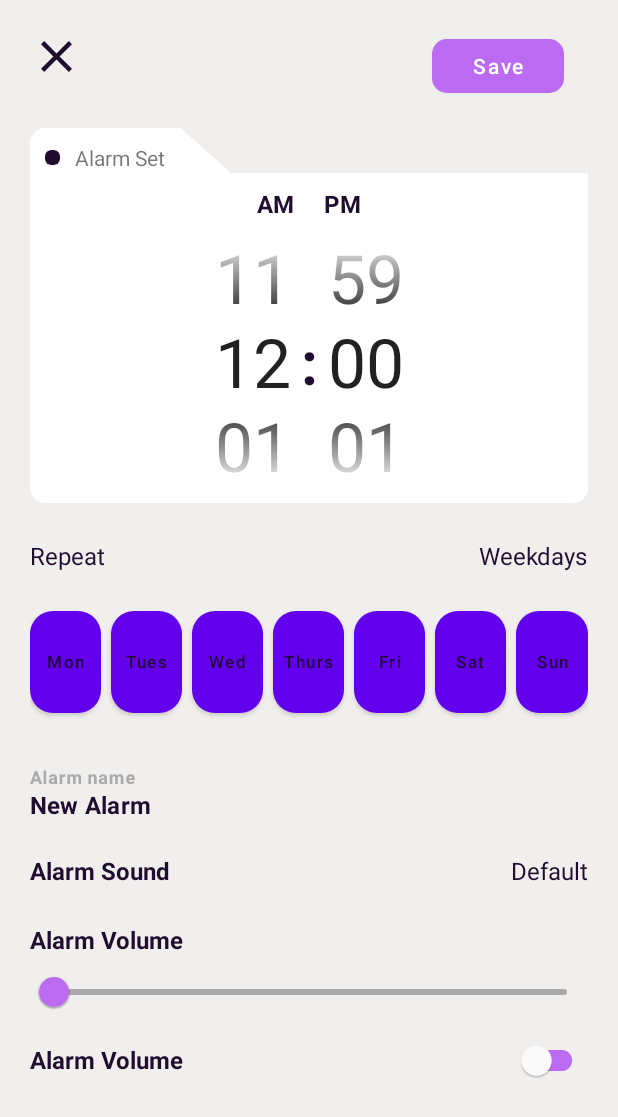
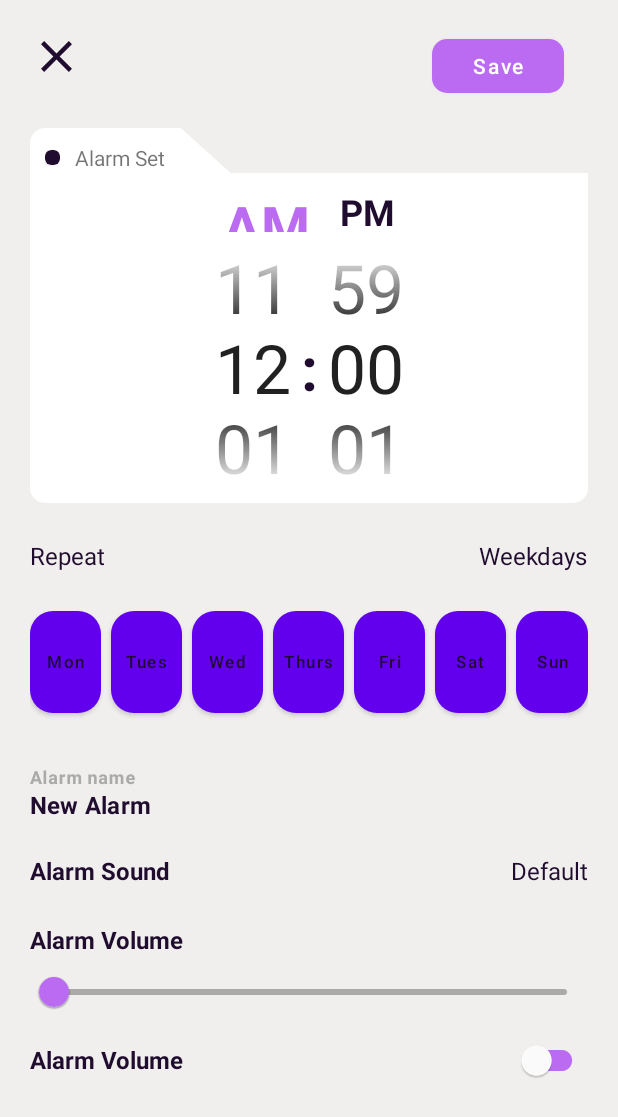
Before and after one commit to Abu-muhab/smart_alarm, an Android app: the AddAlarmFragment screen opened through its navigation route, on a phone screen of 412 x 824 dp. Shown: the top 1117 px of the screen. Run offline under Robolectric (Android 15) with nearby library versions, the light colour scheme and no system bars; our stand-ins replace data binding; 1 statement that could not run was skipped.

Commit message:
AddAlarmViewModel implementation

```diff
--- a/app/src/main/java/com/abumuhab/smartalarm/fragments/AddAlarmFragment.kt
+++ b/app/src/main/java/com/abumuhab/smartalarm/fragments/AddAlarmFragment.kt
@@ -9,19 +9,29 @@ import android.widget.LinearLayout
 import androidx.appcompat.app.AppCompatActivity
 import androidx.core.view.children
 import androidx.core.view.get
+import androidx.databinding.DataBindingUtil
+import androidx.lifecycle.ViewModelProvider
 import androidx.navigation.findNavController
+import com.abumuhab.smartalarm.R
 import com.abumuhab.smartalarm.databinding.FragmentAddAlarmBinding
 import com.abumuhab.smartalarm.databinding.WeekdayCardBinding
 import com.abumuhab.smartalarm.util.hideSoftKeyboard
+import com.abumuhab.smartalarm.viewmodels.AddAlarmViewModel
 
 class AddAlarmFragment : Fragment() {
-
+    private lateinit var viewModel: AddAlarmViewModel
     override fun onCreateView(
         inflater: LayoutInflater, container: ViewGroup?,
         savedInstanceState: Bundle?
     ): View {
         (activity as AppCompatActivity).supportActionBar?.hide()
-        val binding = FragmentAddAlarmBinding.inflate(inflater, container, false)
+        val binding: FragmentAddAlarmBinding = DataBindingUtil.inflate(
+            inflater,
+            R.layout.fragment_add_alarm, container, false
+        )
+
+        viewModel = ViewModelProvider(this).get(AddAlarmViewModel::class.java)
+        binding.viewModel = viewModel
 
         binding.addAlarmContainer.setOnClickListener {
             hideSoftKeyboard(requireContext(), it)
--- /dev/null
+++ b/app/src/main/java/com/abumuhab/smartalarm/viewmodels/AddAlarmViewModel.kt
@@ -0,0 +1,19 @@
+package com.abumuhab.smartalarm.viewmodels
+
+import androidx.lifecycle.LiveData
+import androidx.lifecycle.MutableLiveData
+import androidx.lifecycle.ViewModel
+
+class AddAlarmViewModel :ViewModel() {
+    private val _isAM = MutableLiveData<Boolean>()
+    val isAM: LiveData<Boolean>
+        get()=_isAM
+
+    init {
+        _isAM.value=true
+    }
+
+    fun setAM(value: Boolean){
+        _isAM.value = value
+    }
+}
--- a/app/src/main/res/layout/fragment_add_alarm.xml
+++ b/app/src/main/res/layout/fragment_add_alarm.xml
@@ -2,6 +2,13 @@
 <layout xmlns:android="http://schemas.android.com/apk/res/android"
     xmlns:app="http://schemas.android.com/apk/res-auto"
     xmlns:tools="http://schemas.android.com/tools">
+
+    <data>
+
+        <variable
+            name="viewModel"
+            type="com.abumuhab.smartalarm.viewmodels.AddAlarmViewModel" />
+    </data>
 
     <ScrollView
         android:layout_width="match_parent"
@@ -128,11 +135,15 @@
                     <TextView
                         android:id="@+id/textView100"
                         android:layout_width="wrap_content"
-                        android:layout_height="wrap_content"
+                        android:layout_height="50dp"
+                        android:clickable="true"
+                        android:focusable="true"
+                        android:gravity="center_vertical"
+                        android:onClick="@{()->viewModel.setAM(true)}"
                         android:padding="10dp"
                         android:text="AM"
-                        android:textColor="@color/primaryColorDark"
-                        android:textSize="16sp"
+                        android:textColor="@{viewModel.isAM?@color/primaryColorLight:@color/primaryColorDark}"
+                        android:textSize="@{viewModel.isAM?@dimen/sp_25:@dimen/sp_16}"
                         android:textStyle="bold"
                         app:layout_constraintEnd_toStartOf="@+id/textView1001"
                         app:layout_constraintHorizontal_bias="0.5"
@@ -143,17 +154,23 @@
                     <TextView
                         android:id="@+id/textView1001"
                         android:layout_width="wrap_content"
-                        android:layout_height="wrap_content"
+                        android:layout_height="50dp"
+                        android:clickable="true"
+                        android:focusable="true"
+                        android:gravity="center_vertical"
+                        android:onClick="@{()->viewModel.setAM(false)}"
                         android:padding="10dp"
                         android:text="PM"
-                        android:textColor="@color/primaryColorDark"
-                        android:textSize="16sp"
+                        android:textColor="@{viewModel.isAM?@color/primaryColorDark:@color/primaryColorLight}"
+                        android:textSize="@{viewModel.isAM?@dimen/sp_16:@dimen/sp_25}"
                         android:textStyle="bold"
                         app:layout_constraintBottom_toBottomOf="@+id/textView100"
                         app:layout_constraintEnd_toEndOf="parent"
                         app:layout_constraintHorizontal_bias="0.5"
                         app:layout_constraintStart_toEndOf="@+id/textView100"
-                        app:layout_constraintTop_toTopOf="@+id/textView100" />
+                        app:layout_constraintTop_toTopOf="@+id/textView100"
+                        tools:textColor="@color/primaryColorLight"
+                        tools:textSize="@dimen/sp_25" />
                 </androidx.constraintlayout.widget.ConstraintLayout>
             </com.abumuhab.smartalarm.FolderCutLinearLayout>
 
--- /dev/null
+++ b/app/src/main/res/values/dimens.xml
@@ -0,0 +1,5 @@
+<?xml version="1.0" encoding="utf-8"?>
+<resources>
+    <dimen name="sp_25">25sp</dimen>
+    <dimen name="sp_16">16sp</dimen>
+</resources>
```
